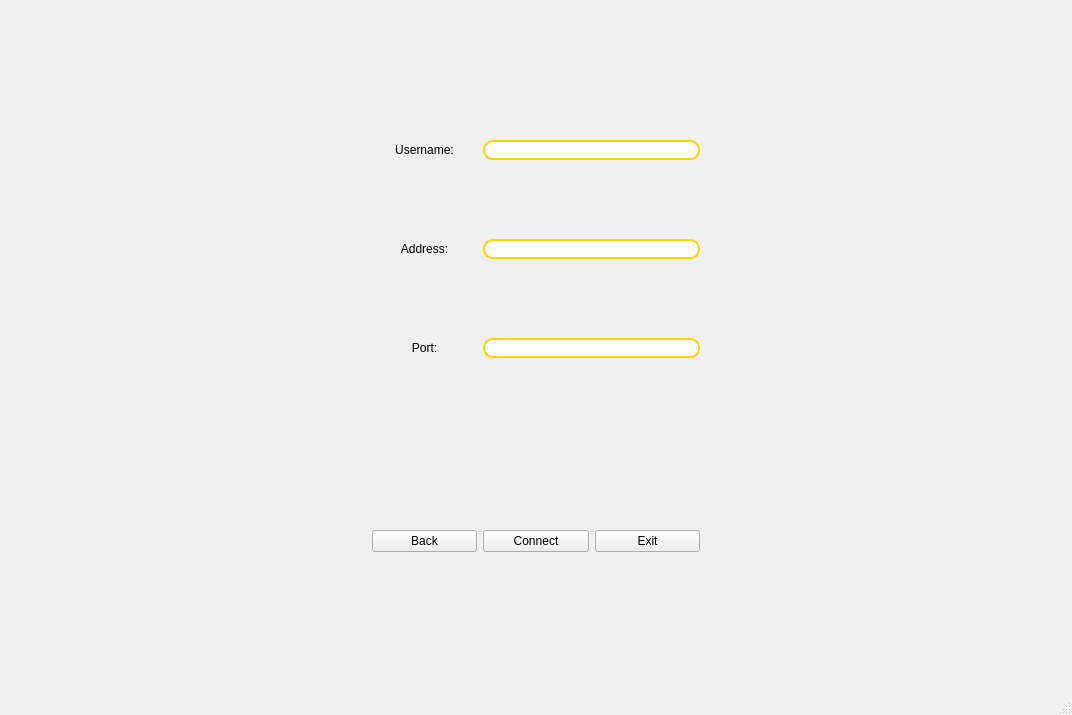
First picture: the form in src/mainwindow.ui, repository Cyberah/Text-Messenger, before the edit.
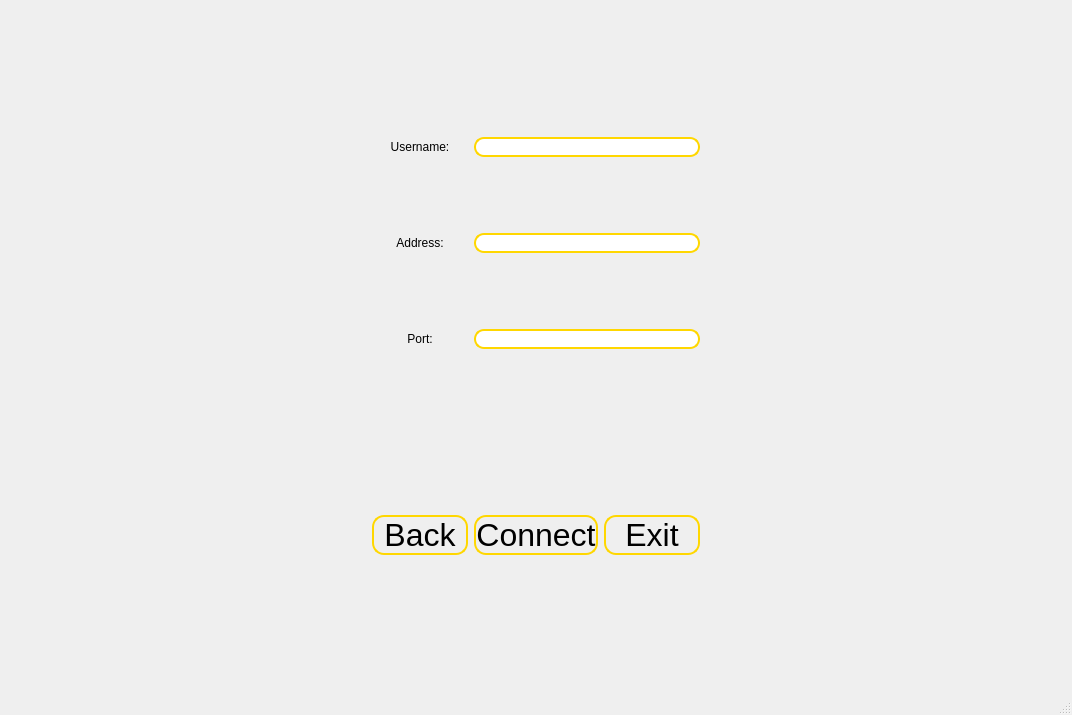
Second picture: the form after the edit. The open tabs and pages were chosen to show the change. Custom widgets are drawn as their Qt base class.

What changed in the file:
```diff
--- a/src/mainwindow.ui
+++ b/src/mainwindow.ui
@@ -56,6 +56,10 @@
         </item>
         <item row="0" column="1">
          <widget class="QStackedWidget" name="stackedWidget_2">
+          <property name="styleSheet">
+           <string notr="true">/*background-color: qlineargradient( x1:0 y1:0, x2:1 y2:0, stop:0 #4d504f, stop:1 #54525e);*/
+background-color: none;</string>
+          </property>
           <property name="currentIndex">
            <number>0</number>
           </property>
@@ -155,6 +159,17 @@
            <layout class="QGridLayout" name="gridLayout_3">
             <item row="5" column="1">
              <widget class="PushButtonHover" name="connectButton_2">
+              <property name="styleSheet">
+               <string notr="true">QPushButton { 
+font: 24pt;
+border: 2px solid #ffd700;
+border-radius: 12px;
+} 
+
+QPushButton:hover {
+background-color: qlineargradient( x1:0 y1:0, x2:1 y2:0, stop:0 #272929, stop:1 #797687);
+}</string>
+              </property>
               <property name="text">
                <string>Connect</string>
               </property>
@@ -162,6 +177,17 @@
             </item>
             <item row="5" column="2">
              <widget class="PushButtonHover" name="exitButton_2">
+              <property name="styleSheet">
+               <string notr="true">QPushButton { 
+font: 24pt;
+border: 2px solid #ffd700;
+border-radius: 12px;
+} 
+
+QPushButton:hover {
+background-color: qlineargradient( x1:0 y1:0, x2:1 y2:0, stop:0 #272929, stop:1 #797687);
+}</string>
+              </property>
               <property name="text">
                <string>Exit</string>
               </property>
@@ -170,12 +196,16 @@
             <item row="1" column="1" colspan="2">
              <widget class="QLineEdit" name="username_le">
               <property name="styleSheet">
-               <string notr="true">border: 2px solid #ffd700; border-radius: 10px;</string>
+               <string notr="true">border: 2px solid #ffd700; border-radius: 10px;
+color: #343635;</string>
               </property>
              </widget>
             </item>
             <item row="2" column="0">
              <widget class="QLabel" name="label">
+              <property name="styleSheet">
+               <string notr="true">background-color: none;</string>
+              </property>
               <property name="text">
                <string>Address:</string>
               </property>
@@ -186,6 +216,9 @@
             </item>
             <item row="1" column="0">
              <widget class="QLabel" name="label_7">
+              <property name="styleSheet">
+               <string notr="true">background-color: none;</string>
+              </property>
               <property name="text">
                <string>Username:</string>
               </property>
@@ -196,6 +229,17 @@
             </item>
             <item row="5" column="0">
              <widget class="PushButtonHover" name="backButton_2">
+              <property name="styleSheet">
+               <string notr="true">QPushButton { 
+font: 24pt;
+border: 2px solid #ffd700;
+border-radius: 12px;
+} 
+
+QPushButton:hover {
+background-color: qlineargradient( x1:0 y1:0, x2:1 y2:0, stop:0 #272929, stop:1 #797687);
+}</string>
+              </property>
               <property name="text">
                <string>Back</string>
               </property>
@@ -203,6 +247,9 @@
             </item>
             <item row="3" column="0">
              <widget class="QLabel" name="label_3">
+              <property name="styleSheet">
+               <string notr="true">background-color: none;</string>
+              </property>
               <property name="text">
                <string>Port:</string>
               </property>
@@ -230,14 +277,16 @@
             <item row="3" column="1" colspan="2">
              <widget class="QLineEdit" name="port_le">
               <property name="styleSheet">
-               <string notr="true">border: 2px solid #ffd700; border-radius: 10px;</string>
+               <string notr="true">border: 2px solid #ffd700; border-radius: 10px;
+color: #343635;</string>
               </property>
              </widget>
             </item>
             <item row="2" column="1" colspan="2">
              <widget class="QLineEdit" name="ip_address_le">
               <property name="styleSheet">
-               <string notr="true">border: 2px solid #ffd700; border-radius: 10px;</string>
+               <string notr="true">border: 2px solid #ffd700; border-radius: 10px;
+color: #343635;</string>
               </property>
              </widget>
             </item>
```
Left out of the diff: 131 changed lines with no effect on the pictures.
